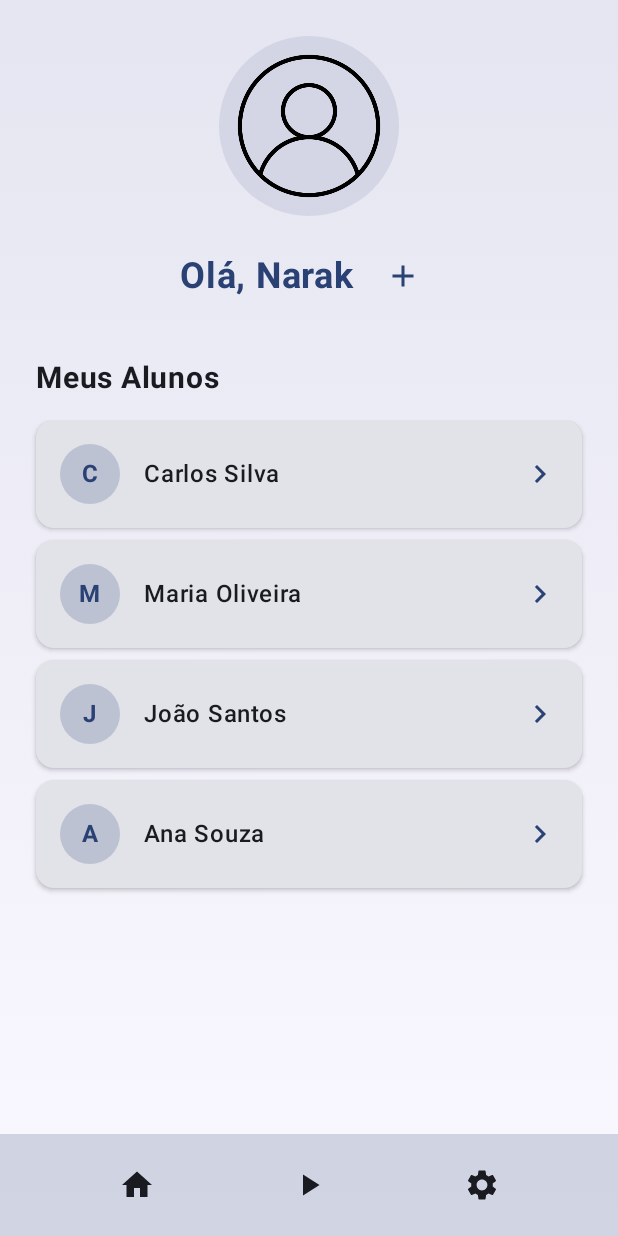
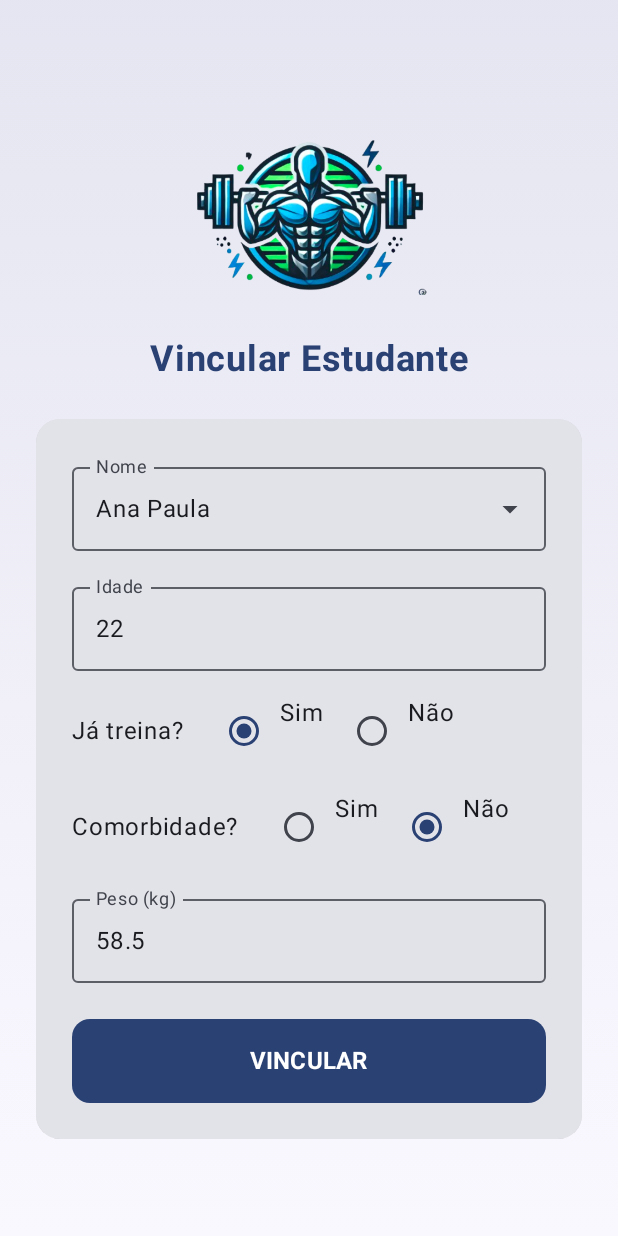
Before and after one commit to Eduardo-Lima-Dev/PowerFit, an Android app built with Jetpack Compose: the TeacherHomeScreen screen opened through its navigation route, after a tap on "Adicionar Aluno", on a phone screen of 412 x 824 dp. Run offline under Robolectric (Android 15) with nearby library versions, the phone set to English and light mode, and no system bars; libraries missing offline, so code that uses them is left out: com.jakewharton.threetenabp; 1 statement that could not run was skipped.

Commit message:
feat: criação da tela de vincular aluno ao professor e começo da lógica de dados mockados.

```diff
--- a/app/src/main/java/com/example/powerfit/MainActivity.kt
+++ b/app/src/main/java/com/example/powerfit/MainActivity.kt
@@ -17,20 +17,21 @@ import androidx.navigation.navArgument
 import com.example.powerfit.controller.ExerciseViewModel
 import com.example.powerfit.controller.RegistrationController
 import com.example.powerfit.ui.theme.PowerFitTheme
-import com.example.powerfit.view.AssessmentsScreen
+import com.example.powerfit.view.Student.AssessmentsScreen
 import com.example.powerfit.view.ChangeEmailScreen
 import com.example.powerfit.view.ChangePasswordScreen
-import com.example.powerfit.view.ChartScreen
+import com.example.powerfit.view.Student.ChartScreen
 import com.example.powerfit.view.ChatScreen
-import com.example.powerfit.view.ExerciseListScreen
-import com.example.powerfit.view.ExerciseSelectionScreen
-import com.example.powerfit.view.HomeScreen
+import com.example.powerfit.view.Student.ExerciseListScreen
+import com.example.powerfit.view.Student.ExerciseSelectionScreen
+import com.example.powerfit.view.Student.HomeScreen
 import com.example.powerfit.view.LoginScreen
 import com.example.powerfit.view.RecoverPasswordScreen
 import com.example.powerfit.view.RecoverSentScreen
 import com.example.powerfit.view.RegistrationScreen
-import com.example.powerfit.view.ExerciseViewScreen
+import com.example.powerfit.view.Student.ExerciseViewScreen
 import com.example.powerfit.view.SettingsScreen
+import com.example.powerfit.view.Teacher.StudentBindingScreen
 import com.example.powerfit.view.Teacher.TeacherHomeScreen
 import com.jakewharton.threetenabp.AndroidThreeTen
 
@@ -56,7 +57,7 @@ class MainActivity : ComponentActivity() {
 fun SetupNavHost(sharedViewModel: ExerciseViewModel) {
     val navController = rememberNavController() // Criando o NavController aqui
 
-    NavHost(navController = navController, startDestination = "home") {
+    NavHost(navController = navController, startDestination = "teacherHome") {
         composable("login") {
             // Passando o navController para a tela de LoginScreen
             LoginScreen(navController = navController)
@@ -130,5 +131,8 @@ fun SetupNavHost(sharedViewModel: ExerciseViewModel) {
         composable("teacherHome"){
             TeacherHomeScreen(navController)
         }
+        composable("studentBinding"){
+            StudentBindingScreen(navController)
+        }
     }
 }
--- a/app/src/main/java/com/example/powerfit/controller/HomeController.kt
+++ b/app/src/main/java/com/example/powerfit/controller/HomeController.kt
@@ -15,5 +15,16 @@ class HomeController(navController: NavController) {
         role = Role.USER
     )
 
+    private val teacher = User(
+        name = "Braga",
+        email = "prof@example.com",
+        password = "senhaProf",
+        confirmPassword = "senhaProf",
+        profileImage = R.drawable.profile_icon,
+        role = Role.TEACHER
+    )
+
+    fun getTeacher() = teacher
+
     fun getUser() = user
 }
--- /dev/null
+++ b/app/src/main/java/com/example/powerfit/model/Student.kt
@@ -0,0 +1,56 @@
+package com.example.powerfit.model
+import androidx.compose.runtime.mutableStateListOf
+import androidx.lifecycle.ViewModel
+
+data class Student(
+    val id: Int,
+    val name: String,
+    val age: Int,
+    val trains: Boolean,
+    val hasComorbidity: Boolean,
+    val weight: Float
+)
+
+class StudentViewModel : ViewModel() {
+
+    // Lista de estudantes cadastrados no sistema (não vinculados)
+    var registeredStudents = mutableStateListOf(
+        Student(1, "Ana Paula", 22, true, false, 58.5f),
+        Student(2, "Bruno Souza", 27, false, true, 72.0f),
+        Student(3, "Carlos Eduardo", 19, true, false, 68.3f),
+        Student(4, "Daniela Lima", 25, false, false, 61.4f)
+    )
+        private set
+
+    // Lista de estudantes já vinculados
+    var vinculatedStudents = mutableStateListOf(
+        Student(5, "Fernanda Oliveira", 29, true, true, 65.2f),
+        Student(6, "Gustavo Martins", 21, false, false, 70.7f)
+    )
+        private set
+
+    // Atualiza os dados de um aluno cadastrado
+    fun updateRegisteredStudent(updated: Student) {
+        val index = registeredStudents.indexOfFirst { it.id == updated.id }
+        if (index != -1) {
+            registeredStudents[index] = updated
+        }
+    }
+
+    // Atualiza os dados de um aluno já vinculado
+    fun updateVinculatedStudent(updated: Student) {
+        val index = vinculatedStudents.indexOfFirst { it.id == updated.id }
+        if (index != -1) {
+            vinculatedStudents[index] = updated
+        }
+    }
+
+    // Move um aluno da lista de cadastrados para a de vinculados
+    fun vinculateStudent(student: Student) {
+        val index = registeredStudents.indexOfFirst { it.id == student.id }
+        if (index != -1) {
+            val studentToMove = registeredStudents.removeAt(index)
+            vinculatedStudents.add(studentToMove)
+        }
+    }
+}
--- a/app/src/main/java/com/example/powerfit/view/AssessmentsScreen.kt
+++ b/app/src/main/java/com/example/powerfit/view/Student/AssessmentsScreen.kt
@@ -1,4 +1,4 @@
-package com.example.powerfit.view
+package com.example.powerfit.view.Student
 
 import androidx.compose.foundation.Image
 import androidx.compose.foundation.background
--- a/app/src/main/java/com/example/powerfit/view/ChartScreen.kt
+++ b/app/src/main/java/com/example/powerfit/view/Student/ChartScreen.kt
@@ -1,5 +1,5 @@
 @file:OptIn(ExperimentalMaterial3Api::class)
-package com.example.powerfit.view
+package com.example.powerfit.view.Student
 
 import androidx.compose.foundation.Canvas
 import androidx.compose.foundation.isSystemInDarkTheme
--- a/app/src/main/java/com/example/powerfit/view/ExerciseSelectionScreen.kt
+++ b/app/src/main/java/com/example/powerfit/view/Student/ExerciseSelectionScreen.kt
@@ -1,4 +1,4 @@
-package com.example.powerfit.view
+package com.example.powerfit.view.Student
 
 import androidx.compose.foundation.Image
 import androidx.compose.foundation.background
--- a/app/src/main/java/com/example/powerfit/view/ExerciseViewScreen.kt
+++ b/app/src/main/java/com/example/powerfit/view/Student/ExerciseViewScreen.kt
@@ -1,4 +1,4 @@
-package com.example.powerfit.view
+package com.example.powerfit.view.Student
 
 import android.util.Log
 import androidx.compose.foundation.BorderStroke
--- a/app/src/main/java/com/example/powerfit/view/HomeScreen.kt
+++ b/app/src/main/java/com/example/powerfit/view/Student/HomeScreen.kt
@@ -1,4 +1,4 @@
-package com.example.powerfit.view
+package com.example.powerfit.view.Student
 
 import androidx.compose.foundation.Image
 import androidx.compose.foundation.background
--- a/app/src/main/java/com/example/powerfit/view/MainScreen.kt
+++ b/app/src/main/java/com/example/powerfit/view/Student/MainScreen.kt
@@ -1,4 +1,4 @@
-package com.example.powerfit.view
+package com.example.powerfit.view.Student
 
 import androidx.compose.foundation.layout.padding
 import androidx.compose.runtime.Composable
@@ -11,6 +11,7 @@ import androidx.navigation.compose.composable
 import androidx.navigation.compose.currentBackStackEntryAsState
 import androidx.navigation.compose.rememberNavController
 import com.example.powerfit.components.BottomMenu
+import com.example.powerfit.view.SettingsScreen
 
 @Composable
 fun MainScreen() {
--- /dev/null
+++ b/app/src/main/java/com/example/powerfit/view/Teacher/StudentBindingScreen.kt
@@ -0,0 +1,277 @@
+package com.example.powerfit.view.Teacher
+
+import androidx.compose.animation.AnimatedVisibility
+import androidx.compose.foundation.Image
+import androidx.compose.foundation.background
+import androidx.compose.foundation.clickable
+import androidx.compose.foundation.layout.Arrangement
+import androidx.compose.foundation.layout.Box
+import androidx.compose.foundation.layout.Column
+import androidx.compose.foundation.layout.Row
+import androidx.compose.foundation.layout.Spacer
+import androidx.compose.foundation.layout.fillMaxSize
+import androidx.compose.foundation.layout.fillMaxWidth
+import androidx.compose.foundation.layout.height
+import androidx.compose.foundation.layout.padding
+import androidx.compose.foundation.layout.size
+import androidx.compose.foundation.layout.width
+import androidx.compose.foundation.shape.RoundedCornerShape
+import androidx.compose.foundation.text.KeyboardOptions
+import androidx.compose.material.icons.Icons
+import androidx.compose.material.icons.filled.ArrowDropDown
+import androidx.compose.material.icons.filled.Email
+import androidx.compose.material.icons.filled.Lock
+import androidx.compose.material.icons.filled.Person
+import androidx.compose.material3.Button
+import androidx.compose.material3.ButtonDefaults
+import androidx.compose.material3.Card
+import androidx.compose.material3.CardDefaults
+import androidx.compose.material3.DropdownMenu
+import androidx.compose.material3.DropdownMenuItem
+import androidx.compose.material3.ExperimentalMaterial3Api
+import androidx.compose.material3.ExposedDropdownMenuBox
+import androidx.compose.material3.Icon
+import androidx.compose.material3.MaterialTheme
+import androidx.compose.material3.OutlinedTextField
+import androidx.compose.material3.RadioButton
+import androidx.compose.material3.Text
+import androidx.compose.material3.TextButton
+import androidx.compose.runtime.Composable
+import androidx.compose.runtime.LaunchedEffect
+import androidx.compose.runtime.derivedStateOf
+import androidx.compose.runtime.getValue
+import androidx.compose.runtime.mutableStateListOf
+import androidx.compose.runtime.mutableStateOf
+import androidx.compose.runtime.remember
+import androidx.compose.runtime.setValue
+import androidx.compose.ui.Alignment
+import androidx.compose.ui.Modifier
+import androidx.compose.ui.draw.clip
+import androidx.compose.ui.graphics.Brush
+import androidx.compose.ui.res.painterResource
+import androidx.compose.ui.text.font.FontWeight
+import androidx.compose.ui.text.input.ImeAction
+import androidx.compose.ui.text.input.KeyboardType
+import androidx.compose.ui.text.input.PasswordVisualTransformation
+import androidx.compose.ui.tooling.preview.Preview
+import androidx.compose.ui.unit.dp
+import androidx.compose.ui.unit.sp
+import androidx.lifecycle.viewmodel.compose.viewModel
+import androidx.navigation.NavHostController
+import androidx.navigation.compose.rememberNavController
+import com.example.powerfit.controller.RegistrationController
+import com.example.powerfit.model.User
+import com.example.powerfit.R
+import com.example.powerfit.model.StudentViewModel
+
+@OptIn(ExperimentalMaterial3Api::class)
+@Composable
+fun StudentBindingScreen(navController: NavHostController) {
+    val viewModel: StudentViewModel = viewModel()
+    val students = viewModel.registeredStudents
+
+    var selectedStudentIndex by remember { mutableStateOf(0) }
+    val student by remember {
+        derivedStateOf { students.getOrNull(selectedStudentIndex) }
+    }
+
+    var trains by remember { mutableStateOf(student?.trains ?: false) }
+    var comorbidity by remember { mutableStateOf(student?.hasComorbidity ?: false) }
+    var weight by remember { mutableStateOf(student?.weight?.toString() ?: "") }
+
+    // Atualiza os valores quando o aluno muda
+    LaunchedEffect(student) {
+        trains = student?.trains ?: false
+        comorbidity = student?.hasComorbidity ?: false
+        weight = student?.weight?.toString() ?: ""
+    }
+
+    Box(
+        modifier = Modifier
+            .fillMaxSize()
+            .background(
+                brush = Brush.verticalGradient(
+                    colors = listOf(
+                        MaterialTheme.colorScheme.primary.copy(alpha = 0.1f),
+                        MaterialTheme.colorScheme.background
+                    )
+                )
+            )
+    ) {
+        Column(
+            modifier = Modifier
+                .fillMaxSize()
+                .padding(24.dp),
+            horizontalAlignment = Alignment.CenterHorizontally,
+            verticalArrangement = Arrangement.Center
+        ) {
+            Image(
+                painter = painterResource(id = R.drawable.logo),
+                contentDescription = "PowerFit Logo",
+                modifier = Modifier
+                    .size(160.dp)
+                    .padding(bottom = 6.dp)
+            )
+
+            Text(
+                text = "Vincular Estudante",
+                fontSize = 24.sp,
+                fontWeight = FontWeight.Bold,
+                color = MaterialTheme.colorScheme.primary,
+                modifier = Modifier.padding(bottom = 26.dp)
+            )
+
+            Card(
+                modifier = Modifier
+                    .fillMaxWidth()
+                    .clip(RoundedCornerShape(16.dp)),
+                elevation = CardDefaults.cardElevation(defaultElevation = 4.dp)
+            ) {
+                Column(
+                    modifier = Modifier
+                        .fillMaxWidth()
+                        .padding(24.dp),
+                    horizontalAlignment = Alignment.CenterHorizontally
+                ) {
+                    // Dropdown de nomes
+                    var expanded by remember { mutableStateOf(false) }
+
+                    ExposedDropdownMenuBox(
+                        expanded = expanded,
+                        onExpandedChange = { expanded = !expanded }
+                    ) {
+                        OutlinedTextField(
+                            readOnly = true,
+                            value = student?.name ?: "",
+                            onValueChange = {},
+                            label = { Text("Nome") },
+                            trailingIcon = {
+                                Icon(
+                                    imageVector = Icons.Default.ArrowDropDown,
+                                    contentDescription = null,
+                                    Modifier.clickable { expanded = !expanded }
+                                )
+                            },
+                            modifier = Modifier
+                                .menuAnchor()
+                                .fillMaxWidth()
+                        )
+
+                        DropdownMenu(
+                            expanded = expanded,
+                            onDismissRequest = { expanded = false }
+                        ) {
+                            students.forEachIndexed { index, s ->
+                                DropdownMenuItem(
+                                    text = { Text(s.name) },
+                                    onClick = {
+                                        selectedStudentIndex = index
+                                        expanded = false
+                                    }
+                                )
+                            }
+                        }
+                    }
+
+                    Spacer(modifier = Modifier.height(16.dp))
+
+                    OutlinedTextField(
+                        value = student?.age?.toString() ?: "",
+                        onValueChange = {},
+                        readOnly = true,
+                        label = { Text("Idade") },
+                        modifier = Modifier.fillMaxWidth()
+                    )
+
+                    Spacer(modifier = Modifier.height(16.dp))
+
+                    Row(
+                        verticalAlignment = Alignment.CenterVertically,
+                        modifier = Modifier.fillMaxWidth()
+                    ) {
+                        Text("Já treina?")
+                        Spacer(modifier = Modifier.width(16.dp))
+                        Row {
+                            RadioButton(selected = trains, onClick = { trains = true })
+                            Text("Sim")
+                            Spacer(modifier = Modifier.width(8.dp))
+                            RadioButton(selected = !trains, onClick = { trains = false })
+                            Text("Não")
+                        }
+                    }
+
+                    Spacer(modifier = Modifier.height(16.dp))
+
+                    Row(
+                        verticalAlignment = Alignment.CenterVertically,
+                        modifier = Modifier.fillMaxWidth()
+                    ) {
+                        Text("Comorbidade?")
+                        Spacer(modifier = Modifier.width(16.dp))
+                        Row {
+                            RadioButton(selected = comorbidity, onClick = { comorbidity = true })
+                            Text("Sim")
+                            Spacer(modifier = Modifier.width(8.dp))
+                            RadioButton(selected = !comorbidity, onClick = { comorbidity = false })
+                            Text("Não")
+                        }
+                    }
+
+                    Spacer(modifier = Modifier.height(16.dp))
+
+                    OutlinedTextField(
+                        value = weight,
+                        onValueChange = { weight = it },
+                        label = { Text("Peso (kg)") },
+                        keyboardOptions = KeyboardOptions(keyboardType = KeyboardType.Number),
+                        modifier = Modifier.fillMaxWidth()
+                    )
+
+                    Spacer(modifier = Modifier.height(24.dp))
+
+                    Button(
+                        onClick = {
+                            student?.let {
+                                val updatedStudent = it.copy(
+                                    trains = trains,
+                                    hasComorbidity = comorbidity,
+                                    weight = weight.toFloatOrNull() ?: it.weight
+                                )
+                                viewModel.updateRegisteredStudent(updatedStudent)
+                                viewModel.vinculateStudent(updatedStudent)
+
+                                // Ajustar índice após remoção
+                                selectedStudentIndex = if (students.isNotEmpty()) 0 else -1
+
+                                navController.navigate("teacherHome")
+                            }
+                        },
+                        modifier = Modifier
+                            .fillMaxWidth()
+                            .height(56.dp),
+                        shape = RoundedCornerShape(12.dp),
+                        colors = ButtonDefaults.buttonColors(
+                            containerColor = MaterialTheme.colorScheme.primary
+                        )
+                    ) {
+                        Text(
+                            "VINCULAR",
+                            fontSize = 16.sp,
+                            fontWeight = FontWeight.Bold
+                        )
+                    }
+                }
+            }
+        }
+    }
+}
+
+@Preview
+@Composable
+fun PreviewStudentBindingScreen() {
+    MaterialTheme {
+        StudentBindingScreen(
+            navController = rememberNavController()
+        )
+    }
+}
--- a/app/src/main/java/com/example/powerfit/view/Teacher/TeacherHomeScreen.kt
+++ b/app/src/main/java/com/example/powerfit/view/Teacher/TeacherHomeScreen.kt
@@ -3,28 +3,14 @@ package com.example.powerfit.view.Teacher
 import androidx.compose.foundation.Image
 import androidx.compose.foundation.background
 import androidx.compose.foundation.clickable
-import androidx.compose.foundation.layout.Arrangement
-import androidx.compose.foundation.layout.Box
-import androidx.compose.foundation.layout.Column
-import androidx.compose.foundation.layout.Row
-import androidx.compose.foundation.layout.Spacer
-import androidx.compose.foundation.layout.fillMaxSize
-import androidx.compose.foundation.layout.fillMaxWidth
-import androidx.compose.foundation.layout.height
-import androidx.compose.foundation.layout.padding
-import androidx.compose.foundation.layout.size
+import androidx.compose.foundation.layout.*
 import androidx.compose.foundation.lazy.LazyColumn
 import androidx.compose.foundation.lazy.items
 import androidx.compose.foundation.shape.CircleShape
 import androidx.compose.material.icons.Icons
 import androidx.compose.material.icons.filled.Add
 import androidx.compose.material.icons.filled.KeyboardArrowRight
-import androidx.compose.material3.Card
-import androidx.compose.material3.CardDefaults
-import androidx.compose.material3.Icon
-import androidx.compose.material3.IconButton
-import androidx.compose.material3.MaterialTheme
-import androidx.compose.material3.Text
+import androidx.compose.material3.*
 import androidx.compose.runtime.Composable
 import androidx.compose.runtime.remember
 import androidx.compose.ui.Alignment
@@ -35,15 +21,19 @@ import androidx.compose.ui.res.painterResource
 import androidx.compose.ui.text.font.FontWeight
 import androidx.compose.ui.unit.dp
 import androidx.compose.ui.unit.sp
+import androidx.lifecycle.viewmodel.compose.viewModel
 import androidx.navigation.NavController
-import com.example.powerfit.R
 import com.example.powerfit.components.BottomMenu
 import com.example.powerfit.controller.HomeController
+import com.example.powerfit.model.StudentViewModel
 
 @Composable
 fun TeacherHomeScreen(navController: NavController) {
     val controller = remember { HomeController(navController) }
-    val user = controller.getUser()
+    val user = controller.getTeacher()
+
+    val viewModel: StudentViewModel = viewModel()
+    val vinculatedStudents = viewModel.vinculatedStudents
 
     Box(
         modifier = Modifier
@@ -88,7 +78,7 @@ fun TeacherHomeScreen(navController: NavController) {
                 )
 
                 IconButton(
-                    onClick = { /* Ação para adicionar aluno */ },
+                    onClick = { navController.navigate("studentBinding") },
                     modifier = Modifier.padding(start = 8.dp)
                 ) {
                     Icon(
@@ -114,14 +104,13 @@ fun TeacherHomeScreen(navController: NavController) {
                     modifier = Modifier.padding(bottom = 16.dp)
                 )
 
-                // Lista de alunos fictícios
-                val studentsList = listOf("Carlos Silva", "Maria Oliveira", "João Santos", "Ana Souza")
-
                 LazyColumn {
-                    items(studentsList) { studentName ->
+                    items(vinculatedStudents) { student ->
                         StudentCard(
-                            name = studentName,
-                            onClick = { /* Navegar para detalhes do aluno */ }
+                            name = student.name,
+                            onClick = {
+                                // Futuro: navegar para detalhes do aluno
+                            }
                         )
                         Spacer(modifier = Modifier.height(8.dp))
                     }
```
Also changed, not shown: app/src/main/java/com/example/powerfit/view/Student/ExerciseListScreen.kt (renamed from app/src/main/java/com/example/powerfit/view/ExerciseListScreen.kt, +1 -6 lines).
